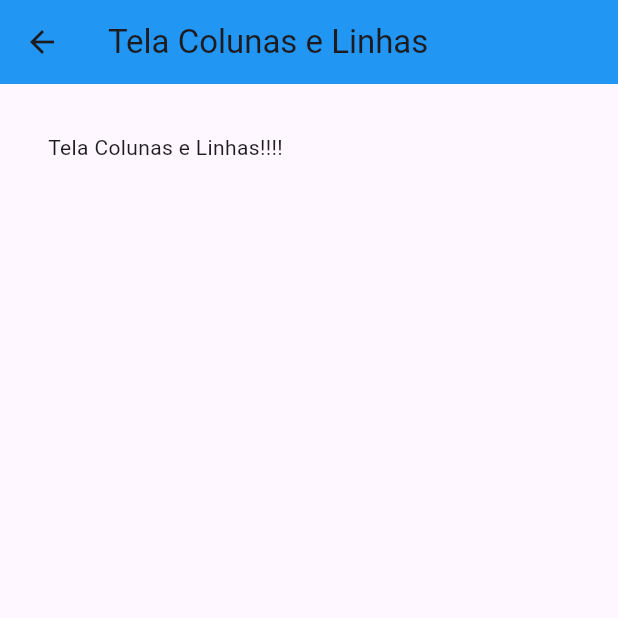
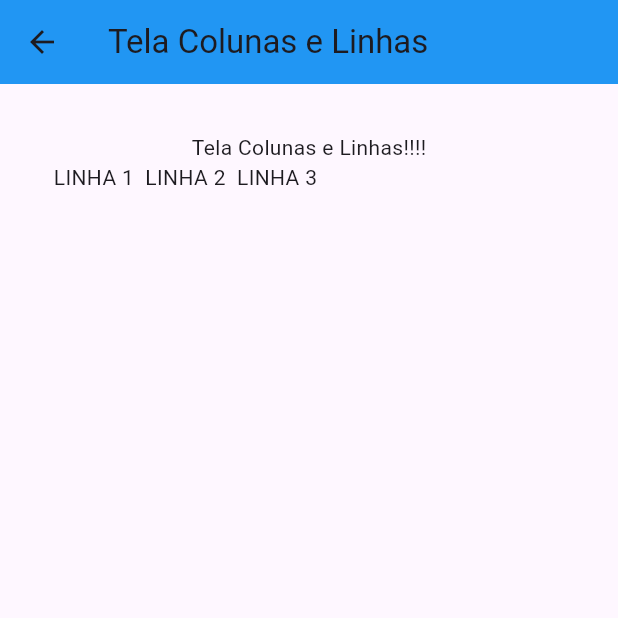
Before and after one commit to ProfGregorio/app-referencia-recursos_componentes, a Flutter app: the screen it shows after launch, after a tap on "COLUNAS E LINHAS", on a phone screen of 412 x 824 dp, the top half of it. Run offline on Flutter 3.47's test engine with Material 3 defaults, Android fonts, the phone set to English and light mode, and no system bars.

Commit message:
Adicionando recursos

```diff
--- a/lib/ColunasLinhas.dart
+++ b/lib/ColunasLinhas.dart
@@ -17,7 +17,12 @@ class _TelaColunasLinhasState extends State<TelaColunasLinhas> {
         padding: EdgeInsets.all(32),
         child: Column(
           children: <Widget>[
-            Text("Tela Colunas e Linhas!!!!")
+            Text("Tela Colunas e Linhas!!!!"),
+          Row(children: <Widget>[
+            Text(" LINHA 1 "),
+            Text(" LINHA 2 "),
+            Text(" LINHA 3 ")
+          ]),
           ],
         ),
       ),
--- a/lib/TelaPrincipal.dart
+++ b/lib/TelaPrincipal.dart
@@ -1,5 +1,7 @@
 import 'package:flutter/material.dart';
 import 'package:app_referencia_recursos_componentes/ColunasLinhas.dart';
+import 'package:app_referencia_recursos_componentes/FormatacoesTexto.dart';
+
 
 class TelaPrincipal extends StatefulWidget {
   const TelaPrincipal({super.key});
@@ -30,13 +32,13 @@ class _TelaPrincipalState extends State<TelaPrincipal> {
                   "Conheça os recursos que você pode utilizar na construção do seu APP",
                   textAlign: TextAlign.center,
                   style: TextStyle(
-                      fontSize: 25,
+                      fontSize: 20,
                       fontWeight: FontWeight.bold
                   ),
                 )
             ),
             Padding(
-              padding: EdgeInsets.all(40),
+              padding: EdgeInsets.all(5),
               child:
               ElevatedButton(
                 style: ElevatedButton.styleFrom(
@@ -59,7 +61,30 @@ class _TelaPrincipalState extends State<TelaPrincipal> {
                 child: Text("COLUNAS E LINHAS"),
               ),
             ),
-
+            Padding(
+              padding: EdgeInsets.all(5),
+              child:
+              ElevatedButton(
+                style: ElevatedButton.styleFrom(
+                  foregroundColor: Colors.black87,
+                  backgroundColor: Colors.greenAccent,
+                  minimumSize: Size(88, 36),
+                  padding: EdgeInsets.symmetric(horizontal: 16),
+                  shape: const RoundedRectangleBorder(
+                    borderRadius: BorderRadius.all(Radius.circular(2)),
+                  ),
+                ),
+                onPressed: (){
+                  Navigator.push(
+                      context,
+                      MaterialPageRoute(
+                          builder: (context) => TelaFormatacoesTexto()
+                      )
+                  );
+                },
+                child: Text("FORMATAÇÕES DE TEXTOS"),
+              ),
+            ),
           ],
         ),
       ),
```
Also changed, not shown: lib/FormatacoesTexto.dart (added, +41 -0 lines).
